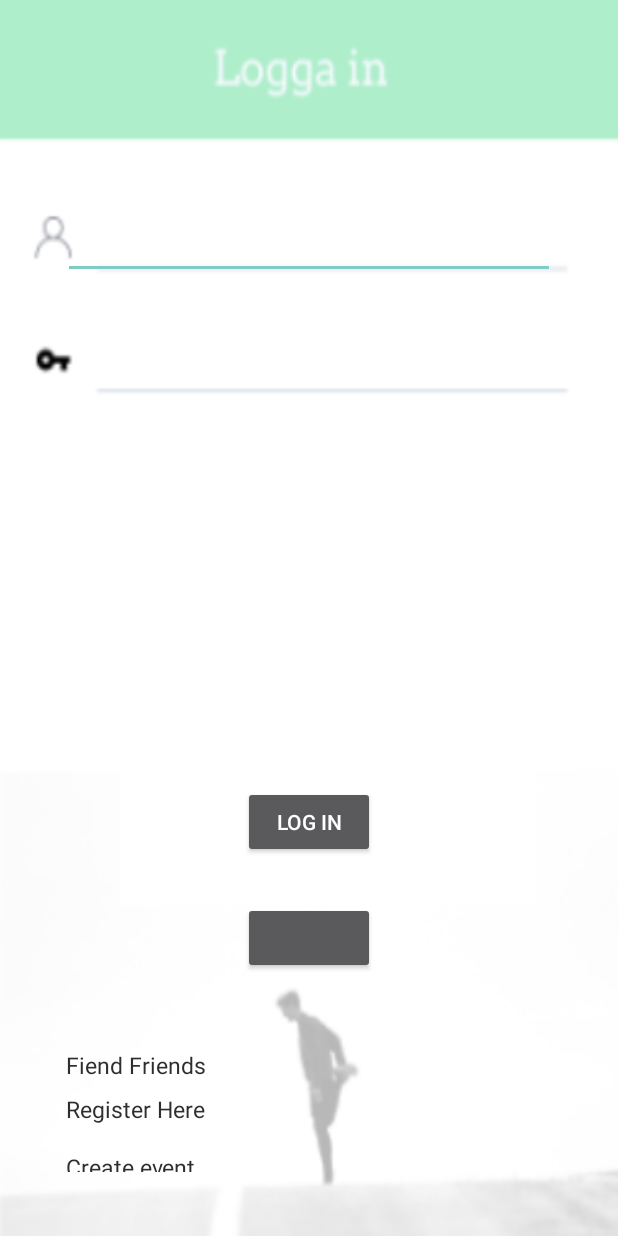
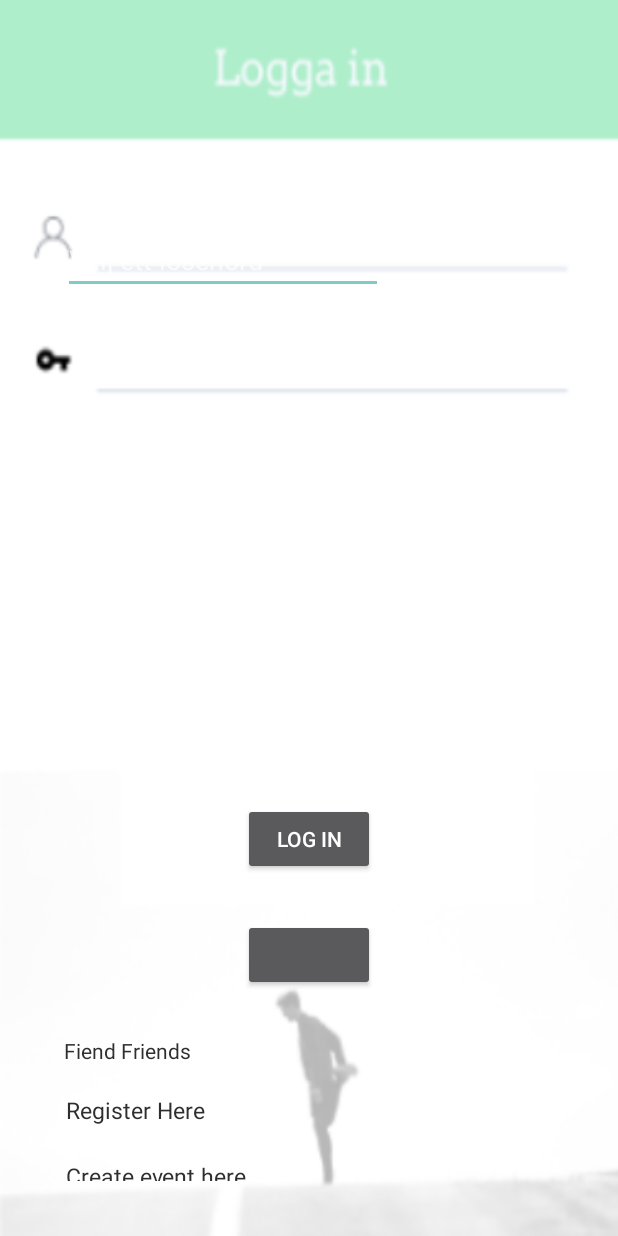
Before and after one commit to Fluchey/PVT_SportApp, an Android app: the screen it shows after launch (LoginActivity), on a phone screen of 412 x 824 dp. Run offline under Robolectric (Android 15) with nearby library versions, the phone set to English and light mode, and no system bars; libraries missing offline, so code that uses them is left out: com.facebook, com.facebook.login; plain views replace LoginButton; 3 statements that could not run were skipped.

Commit message:
Fix so tvRegisterHere on login activity is connected to register here

```diff
--- a/app/src/main/res/layout/activity_main_login.xml
+++ b/app/src/main/res/layout/activity_main_login.xml
@@ -20,15 +20,12 @@
         android:ems="10"
         android:hint="@string/password"
         android:inputType="textPassword"
+        android:layout_marginStart="42dp"
         tools:layout_constraintTop_creator="1"
-        tools:layout_constraintRight_creator="1"
-        android:layout_marginStart="42dp"
-        android:layout_marginEnd="42dp"
-        app:layout_constraintRight_toRightOf="parent"
-        android:layout_marginTop="135dp"
+        android:layout_marginTop="14dp"
+        app:layout_constraintTop_toBottomOf="@+id/etLoginEmail"
         tools:layout_constraintLeft_creator="1"
-        app:layout_constraintLeft_toLeftOf="parent"
-        app:layout_constraintTop_toTopOf="parent" />
+        app:layout_constraintLeft_toLeftOf="parent" />
 
     <Button
         android:id="@+id/loginButton"
@@ -51,26 +48,11 @@
         android:text="@string/register_here"
         android:textSize="@dimen/standardTextSize"
         android:textColor="@color/colorPrimaryDarkGrey"
-            android:layout_marginStart="44dp"
-            tools:layout_constraintBottom_creator="1"
-            app:layout_constraintBottom_toBottomOf="parent"
+        tools:layout_constraintTop_creator="1"
+        android:layout_marginTop="19dp"
+        app:layout_constraintTop_toBottomOf="@+id/tvFindFriends"
         tools:layout_constraintLeft_creator="1"
-            android:layout_marginBottom="64dp"
-            app:layout_constraintLeft_toLeftOf="parent" />
-
-    <TextView
-        android:id="@+id/tvFindFriends"
-        android:layout_width="0dp"
-        android:layout_height="55dp"
-        android:text="Fiend Friends"
-        android:textColor="@color/colorPrimaryDarkGrey"
-        android:textSize="@dimen/standardTextSize"
-        android:layout_marginStart="44dp"
-        tools:layout_constraintBottom_creator="1"
-        app:layout_constraintBottom_toBottomOf="parent"
-        tools:layout_constraintLeft_creator="1"
-        android:layout_marginBottom="64dp"
-        app:layout_constraintLeft_toLeftOf="parent" />
+        app:layout_constraintLeft_toLeftOf="@+id/tvCreateEventHere" />
 
     <TextView
         android:id="@+id/tvCreateEventHere"
@@ -79,15 +61,14 @@
         android:text="@string/createEvent_here"
         android:textSize="@dimen/standardTextSize"
         android:textColor="@color/colorPrimaryDarkGrey"
+        android:layout_marginStart="44dp"
         tools:layout_constraintTop_creator="1"
-            tools:layout_constraintRight_creator="1"
         tools:layout_constraintBottom_creator="1"
         app:layout_constraintBottom_toBottomOf="parent"
-            app:layout_constraintRight_toRightOf="@+id/tvLoginRegisterHere"
-            android:layout_marginTop="36dp"
+        android:layout_marginTop="39dp"
         tools:layout_constraintLeft_creator="1"
-            android:layout_marginBottom="35dp"
-            app:layout_constraintLeft_toLeftOf="@+id/tvLoginRegisterHere"
+        android:layout_marginBottom="27dp"
+        app:layout_constraintLeft_toLeftOf="parent"
         app:layout_constraintTop_toTopOf="@+id/tvLoginRegisterHere" />
 
     <com.facebook.login.widget.LoginButton
@@ -97,10 +78,10 @@
         android:layout_gravity="center_horizontal"
         tools:layout_constraintRight_creator="1"
         tools:layout_constraintBottom_creator="1"
-            app:layout_constraintBottom_toTopOf="@+id/tvLoginRegisterHere"
+        app:layout_constraintBottom_toBottomOf="parent"
         app:layout_constraintRight_toRightOf="parent"
         tools:layout_constraintLeft_creator="1"
-            android:layout_marginBottom="79dp"
+        android:layout_marginBottom="158dp"
         app:layout_constraintLeft_toLeftOf="parent" />
 
     <EditText
@@ -111,10 +92,31 @@
         android:hint="@string/email"
         android:inputType="textEmailAddress"
         android:layout_alignParentEnd="true"
+        tools:layout_constraintTop_creator="1"
+        tools:layout_constraintRight_creator="1"
+        app:layout_constraintRight_toRightOf="@+id/etLoginPassword"
+        android:layout_marginTop="84dp"
+        tools:layout_constraintLeft_creator="1"
+        app:layout_constraintLeft_toLeftOf="@+id/etLoginPassword"
+        app:layout_constraintTop_toTopOf="parent" />
+
+    <TextView
+        android:id="@+id/tvFindFriends"
+        android:layout_width="wrap_content"
+        android:layout_height="wrap_content"
+        android:text="Fiend Friends"
+        android:textColor="@color/colorPrimaryDarkGrey"
+
+
+        android:layout_marginEnd="9dp"
+        tools:layout_constraintTop_creator="1"
+        tools:layout_constraintRight_creator="1"
         tools:layout_constraintBottom_creator="1"
-        app:layout_constraintBottom_toTopOf="@+id/etLoginPassword"
-        tools:layout_constraintLeft_creator="1"
-        android:layout_marginBottom="14dp"
-        app:layout_constraintLeft_toLeftOf="@+id/etLoginPassword" />
+        app:layout_constraintBottom_toBottomOf="parent"
+        app:layout_constraintRight_toRightOf="@+id/tvLoginRegisterHere"
+        android:layout_marginTop="97dp"
+        app:layout_constraintTop_toBottomOf="@+id/loginButton"
+        android:layout_marginBottom="99dp" />
+
 
 </android.support.constraint.ConstraintLayout>
--- a/app/src/main/res/layout/activity_mainpage.xml
+++ b/app/src/main/res/layout/activity_mainpage.xml
@@ -59,7 +59,8 @@
         app:layout_constraintRight_toRightOf="parent"
         tools:layout_constraintLeft_creator="1"
         android:layout_marginBottom="19dp"
-        app:layout_constraintLeft_toLeftOf="parent" />
+        app:layout_constraintLeft_toLeftOf="parent"
+        tools:ignore="ContentDescription" />
 
     <Button
         android:id="@+id/button3"
```
Also changed, not shown: app/src/main/java/com/sportify/createEvent/request/CreateEventRequestImpl.java (+3 -5 lines), app/src/main/java/com/sportify/friends/presenter/FriendPresenterImpl.java (+18 -9 lines). Lines whose indentation alone changed are shown as unchanged.
